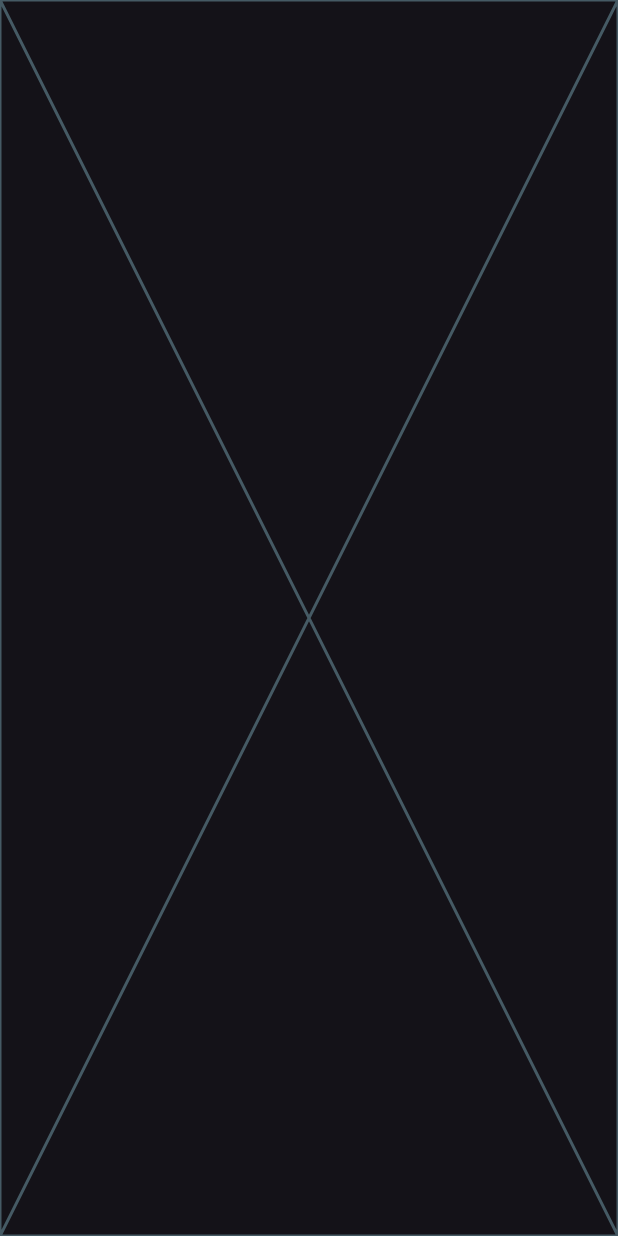
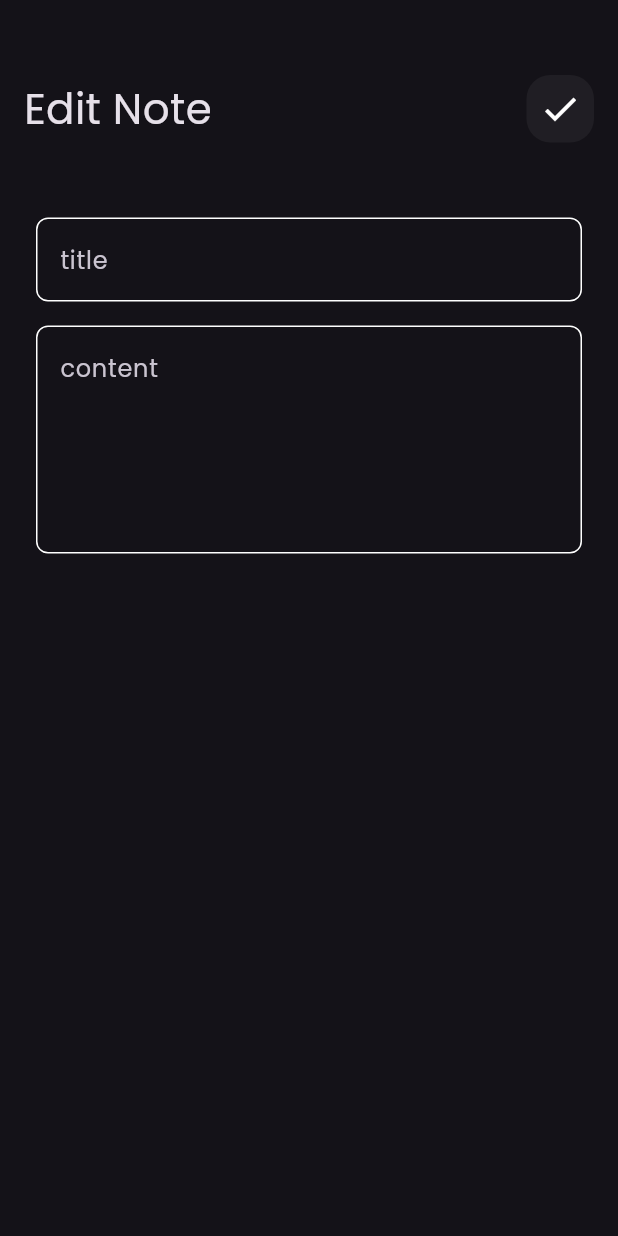
Before and after one commit to MOMEN56/notes_app, a Flutter app: the screen it shows after launch, after a tap on "Flutter tips", on a phone screen of 412 x 824 dp. Run offline on Flutter 3.47's test engine with Material 3 defaults, Android fonts, the phone set to English and light mode, and no system bars.

Commit message:
finish UI

```diff
--- a/lib/main.dart
+++ b/lib/main.dart
@@ -1,4 +1,5 @@
 import 'package:flutter/material.dart';
+import 'package:notes_app/screens/edit_note_screeen.dart';
 import 'package:notes_app/screens/notes_screen.dart';
 
 void main() {
--- a/lib/screens/edit_note_screeen.dart
+++ b/lib/screens/edit_note_screeen.dart
@@ -1,13 +1,31 @@
 import 'package:flutter/material.dart';
-import 'package:notes_app/widgets/edit_body.dart';
+import 'package:notes_app/widgets/custom_app_bar.dart';
+import 'package:notes_app/widgets/custom_text_field.dart';
 
-class EditNoteScreeen extends StatelessWidget {
-  const EditNoteScreeen({super.key});
+class EditNoteScreen extends StatelessWidget {
+  const EditNoteScreen({super.key});
 
   @override
   Widget build(BuildContext context) {
     return const Scaffold(
-     body: EditBody(),
+      body: Padding(
+        padding: EdgeInsets.symmetric(horizontal: 16),
+        child: Column(
+          children: [
+            SizedBox(
+              height: 50,
+            ),
+            CustomAppBar(icon: Icons.check, title: "Edit Note"),
+            SizedBox(height: 50),
+            CustomTextField(hint: "title"),
+            SizedBox(height: 16),
+            CustomTextField(
+              hint: "content",
+              maxLines: 5,
+            ),
+          ],
+        ),
+      ),
     );
   }
 }
--- a/lib/widgets/Search_icon.dart
+++ b/lib/widgets/Search_icon.dart
@@ -1,21 +1,22 @@
 import 'package:flutter/material.dart';
 
 class CustomSearchIcon extends StatelessWidget {
-  const CustomSearchIcon({super.key});
+  const CustomSearchIcon({super.key, required this.icon}); // تخزين icon في متغير
+  final IconData icon; // تعريف متغير icon
 
   @override
   Widget build(BuildContext context) {
     return Container(
       height: 45,
       width: 45,
-    decoration:  BoxDecoration(
+      decoration: BoxDecoration(
         color: Colors.white.withOpacity(0.05),
         borderRadius: BorderRadius.circular(16),
       ),
-    child:  const Center(
+      child: Center(
         child: Icon(
+          icon, // استخدم icon هنا
           size: 28,
-    Icons.search,
         ),
       ),
     );
--- a/lib/widgets/custom_app_bar.dart
+++ b/lib/widgets/custom_app_bar.dart
@@ -2,16 +2,21 @@ import 'package:flutter/material.dart';
 import 'package:notes_app/widgets/Search_icon.dart';
 
 class CustomAppBar extends StatelessWidget {
-  const CustomAppBar({super.key});
+  const CustomAppBar({super.key, required this.icon, required this.title});
+  final IconData icon;
+  final String title;
 
   @override
   Widget build(BuildContext context) {
-    return const Row(
-    children: [
-    Text("Notes",style: TextStyle(fontSize: 28),),
-    Spacer(),
-    CustomSearchIcon(),
-    ],
+    return Row(
+      children: [
+        Text(
+          title,
+          style: const TextStyle(fontSize: 28),
+        ),
+        const Spacer(),
+        CustomSearchIcon(icon: icon), // استخدم icon بدون const
+      ],
     );
   }
 }
--- a/lib/widgets/custom_note_item.dart
+++ b/lib/widgets/custom_note_item.dart
@@ -12,7 +12,7 @@ class NoteItem extends StatelessWidget {
           context,
           MaterialPageRoute(
             builder: (context) {
-              return const EditNoteScreeen();
+              return  const EditNoteScreen();
             },
           ),
         );
--- a/lib/widgets/edit_body.dart
+++ /dev/null
@@ -1,10 +0,0 @@
-import 'package:flutter/material.dart';
-
-class EditBody extends StatelessWidget {
-  const EditBody({super.key});
-
-  @override
-  Widget build(BuildContext context) {
-    return const Placeholder();
-  }
-}
--- a/lib/widgets/notes_body.dart
+++ b/lib/widgets/notes_body.dart
@@ -14,7 +14,7 @@ class NotesBody extends StatelessWidget {
       SizedBox(
       height: 50,
       ),
-   CustomAppBar(),
+   CustomAppBar(icon: Icons.search,title: "Notes",),
           Expanded(child: NotesListView()),      ],
       ),
     );
```
Lines whose indentation alone changed are shown as unchanged.
